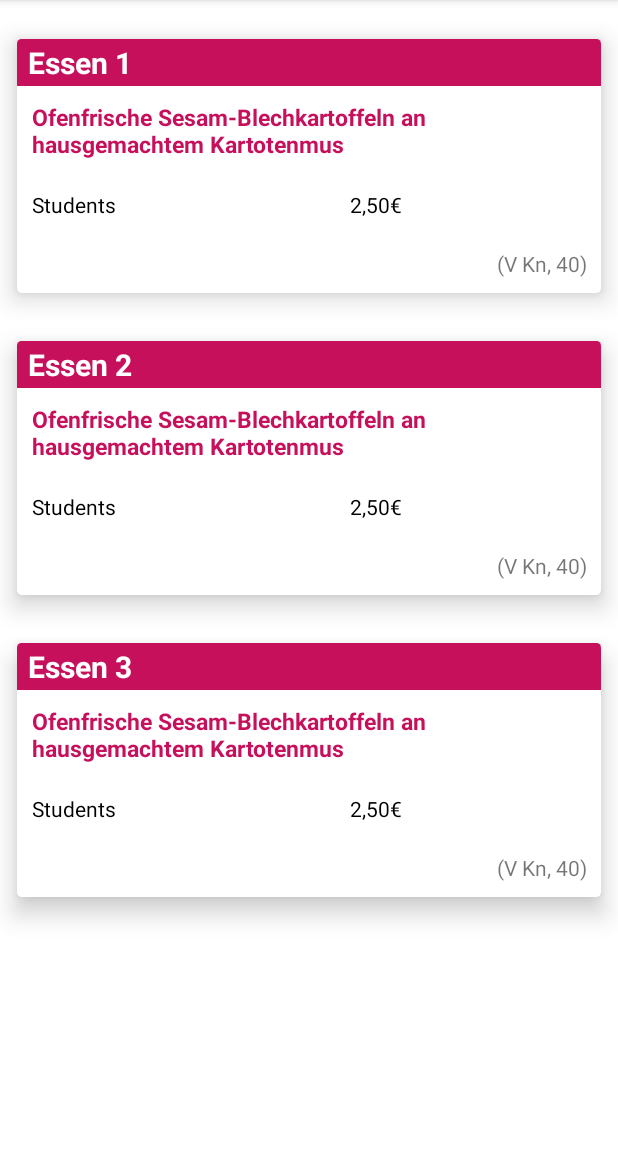
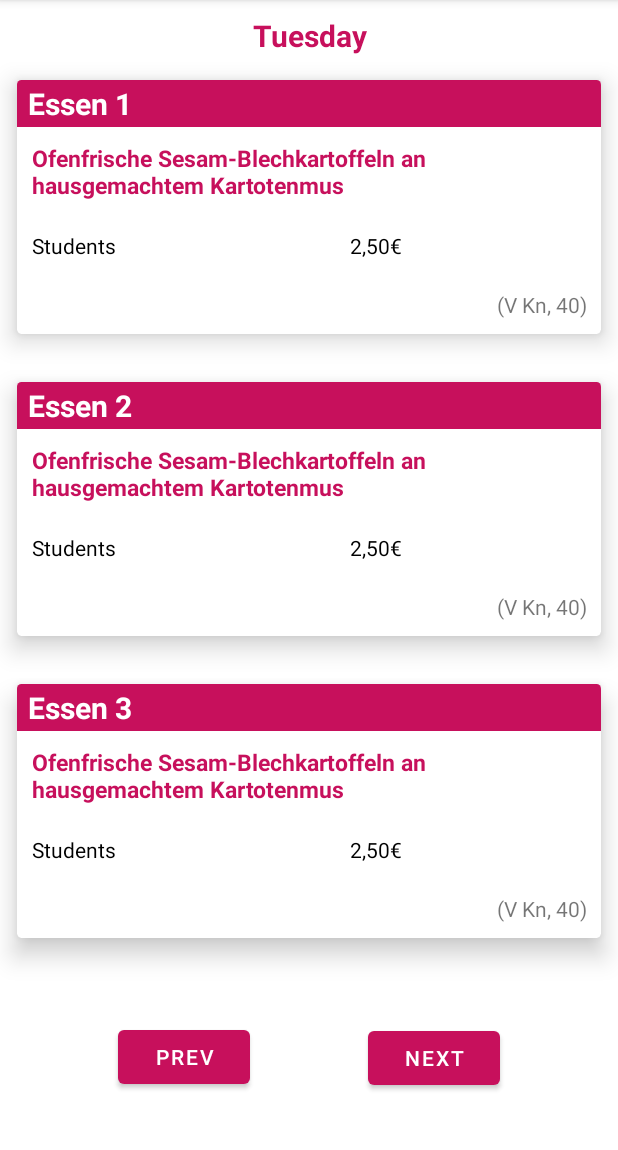
Before and after one commit to florianRt/MyMensaNotification, an Android app: the screen it shows after launch (MainActivity), on a phone screen of 412 x 824 dp, the part 84-1234 px from its top. Run offline under Robolectric (Android 15) with nearby library versions, the phone set to English and light mode, and no system bars; our stand-ins replace Volley; network calls fail.

Commit message:
added: day selection buttons + day title

```diff
--- /dev/null
+++ b/app/src/main/java/com/sabbelkrabbe/mymensanotification/DayConverter.kt
@@ -0,0 +1,18 @@
+package com.sabbelkrabbe.mymensanotification
+
+import android.content.res.Resources
+import java.time.DayOfWeek
+
+class DayConverter {
+    fun getDay(resources: Resources,day: DayOfWeek): String{
+        return when (day) {
+            DayOfWeek.MONDAY -> resources.getString(R.string.monday_name)
+            DayOfWeek.TUESDAY -> resources.getString(R.string.tuesday_name)
+            DayOfWeek.WEDNESDAY -> resources.getString(R.string.wednesday_name)
+            DayOfWeek.THURSDAY -> resources.getString(R.string.thursday_name)
+            DayOfWeek.FRIDAY -> resources.getString(R.string.friday_name)
+            DayOfWeek.SATURDAY -> resources.getString(R.string.saturday_name)
+            DayOfWeek.SUNDAY -> resources.getString(R.string.sunday_name)
+        }
+    }
+}
--- a/app/src/main/java/com/sabbelkrabbe/mymensanotification/MainActivity.kt
+++ b/app/src/main/java/com/sabbelkrabbe/mymensanotification/MainActivity.kt
@@ -25,11 +25,11 @@ import java.util.*
 
 class MainActivity : AppCompatActivity() {
 
-    private val url =
-        "https://www.studierendenwerk-kassel.de/speiseplaene/mensa-71-wilhelmshoeher-allee"
-
+    private lateinit var url: String
 
     private lateinit var binding: ActivityMainBinding
+    lateinit var week: Array<Day?>
+    lateinit var day: DayOfWeek
 
     override fun onCreate(savedInstanceState: Bundle?) {
         super.onCreate(savedInstanceState)
@@ -38,11 +38,35 @@ class MainActivity : AppCompatActivity() {
         val view: View = binding.root
         setContentView(view)
 
-        val prefs = this.getSharedPreferences("com.sabbelkrabbe.mymensanotification", Context.MODE_PRIVATE)
+        url = getString(R.string.menu_website)
+
+        val prefs =
+            this.getSharedPreferences("com.sabbelkrabbe.mymensanotification", Context.MODE_PRIVATE)
 //        prefs.edit().putInt("test", 12345).apply()
         Log.d(TAG, "onCreate: " + prefs.getInt("test", 0))
 
         initCards()
+        initButtons()
+    }
+
+    private fun initButtons() {
+        day = LocalDate.now().dayOfWeek
+        binding.txtDay.text = DayConverter().getDay(resources, day)
+
+        binding.btnNextDay.setOnClickListener {
+            if (day < DayOfWeek.FRIDAY) {
+                day = day.plus(1)
+                setFoodCards(week[day.value - 1]!!)
+                binding.txtDay.text = DayConverter().getDay(resources, day)
+            }
+        }
+        binding.btnPrevDay.setOnClickListener {
+            if (day > DayOfWeek.MONDAY) {
+                day = day.minus(1)
+                setFoodCards(week[day.value - 1]!!)
+                binding.txtDay.text = DayConverter().getDay(resources, day)
+            }
+        }
     }
 
     private fun initCards() {
@@ -53,7 +77,7 @@ class MainActivity : AppCompatActivity() {
             val stringRequest = StringRequest(
                 Request.Method.GET, url,
                 { response ->
-                    val week = Menu().getWeek(response)!!
+                    week = Menu().getWeek(response)
                     val dayOfWeek = LocalDate.now().dayOfWeek
 
                     if (dayOfWeek < DayOfWeek.SATURDAY) {
@@ -173,15 +197,24 @@ class MainActivity : AppCompatActivity() {
         return when (item.itemId) {
             R.id.btn_createNotification -> {
                 val now = Calendar.getInstance()
-                AlarmReceiver().setNotificationAlarm(this, now.get(Calendar.DAY_OF_WEEK),now.get(Calendar.HOUR_OF_DAY), now.get(Calendar.MINUTE) + 1,0,false)
+                AlarmReceiver().setNotificationAlarm(
+                    this,
+                    now.get(Calendar.DAY_OF_WEEK),
+                    now.get(Calendar.HOUR_OF_DAY),
+                    now.get(Calendar.MINUTE) + 1,
+                    0,
+                    false
+                )
                 AlarmReceiver().makeNotification(this)
                 true
             }
+
             R.id.btn_settings -> {
                 val intent = Intent(this, SettingsActivity::class.java)
                 startActivity(intent)
                 true
             }
+
             else -> super.onOptionsItemSelected(item)
         }
     }
--- a/app/src/main/res/layout/activity_main.xml
+++ b/app/src/main/res/layout/activity_main.xml
@@ -24,6 +24,16 @@
         app:layout_constraintTop_toTopOf="parent"
         tools:ignore="HardcodedText" />
 
+
+    <TextView
+        android:id="@+id/txt_day"
+        android:layout_width="match_parent"
+        android:layout_height="wrap_content"
+        android:textColor="@color/day_text"
+        android:textSize="20sp"
+        android:textStyle="bold"
+        android:gravity="center"
+        android:text="Monday" />
 
     <com.google.android.material.card.MaterialCardView
         android:layout_width="wrap_content"
@@ -356,4 +366,30 @@
     </LinearLayout>
     </com.google.android.material.card.MaterialCardView>
 
+    <androidx.constraintlayout.widget.ConstraintLayout
+        android:layout_width="match_parent"
+        android:layout_height="match_parent">
+
+        <Button
+            android:id="@+id/btn_next_day"
+            android:layout_width="wrap_content"
+            android:layout_height="wrap_content"
+            android:text="@string/next_day"
+            app:layout_constraintBottom_toBottomOf="parent"
+            app:layout_constraintEnd_toEndOf="parent"
+            app:layout_constraintStart_toEndOf="@+id/btn_prev_day"
+            app:layout_constraintTop_toTopOf="parent"
+            app:layout_constraintVertical_bias="0.506" />
+
+        <Button
+            android:id="@+id/btn_prev_day"
+            android:layout_width="wrap_content"
+            android:layout_height="wrap_content"
+            android:text="@string/prev_day"
+            app:layout_constraintBottom_toBottomOf="parent"
+            app:layout_constraintEnd_toStartOf="@+id/btn_next_day"
+            app:layout_constraintStart_toStartOf="parent"
+            app:layout_constraintTop_toTopOf="parent" />
+    </androidx.constraintlayout.widget.ConstraintLayout>
+
 </LinearLayout>
--- a/app/src/main/res/values-night/colors.xml
+++ b/app/src/main/res/values-night/colors.xml
@@ -21,5 +21,8 @@
     <color name="price_text">@color/text</color>
     <color name="hint_text">#616161</color>
 
+    <color name="day_text">@color/white</color>
+
+
     <color name="card_background">@color/black</color>
 </resources>
--- a/app/src/main/res/values/colors.xml
+++ b/app/src/main/res/values/colors.xml
@@ -21,5 +21,7 @@
     <color name="price_text">@color/text</color>
     <color name="hint_text">#616161</color>
 
+    <color name="day_text">@color/kassel_pink</color>
+
     <color name="card_background">#00FFFFFF</color>
 </resources>
--- a/app/src/main/res/values/strings.xml
+++ b/app/src/main/res/values/strings.xml
@@ -15,4 +15,14 @@
     <string name="wednesday">Wed</string>
     <string name="tuesday">Tue</string>
     <string name="monday">Mon</string>
+    <string name="menu_website" translatable="false">https://www.studierendenwerk-kassel.de/speiseplaene/mensa-71-wilhelmshoeher-allee</string>
+    <string name="next_day">Next</string>
+    <string name="prev_day">Prev</string>
+    <string name="monday_name">Monday</string>
+    <string name="tuesday_name">Tuesday</string>
+    <string name="wednesday_name">Wednesday</string>
+    <string name="thursday_name">Thursday</string>
+    <string name="friday_name">Friday</string>
+    <string name="saturday_name">Saturday</string>
+    <string name="sunday_name">Sunday</string>
 </resources>
```
Also changed, not shown: app/build.gradle (+12 -1 lines), app/src/main/java/com/sabbelkrabbe/mymensanotification/SettingsActivity.kt (+7 -7 lines), 4 other files.
